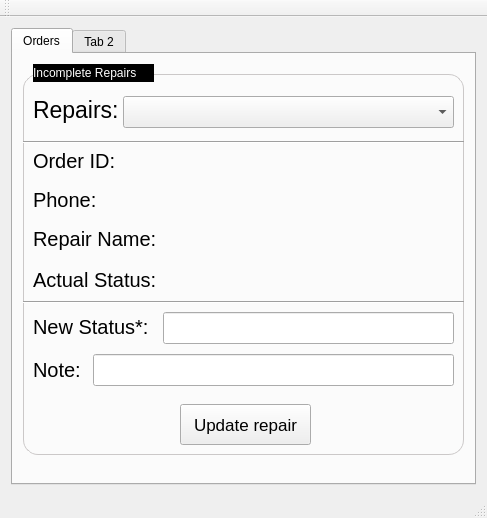
ChristopherCousin/PhoneShop, file TechnicianApp/mainwindow.ui: the form before one commit.
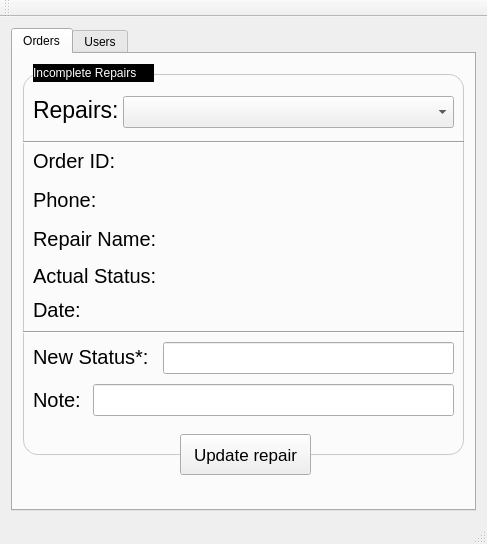
The form after the commit.

```diff
--- a/TechnicianApp/mainwindow.ui
+++ b/TechnicianApp/mainwindow.ui
@@ -7,7 +7,7 @@
     <x>0</x>
     <y>0</y>
     <width>487</width>
-    <height>518</height>
+    <height>544</height>
    </rect>
   </property>
   <property name="windowTitle">
@@ -158,7 +158,7 @@
         <property name="geometry">
          <rect>
           <x>10</x>
-          <y>240</y>
+          <y>270</y>
           <width>441</width>
           <height>16</height>
          </rect>
@@ -171,7 +171,7 @@
         <property name="geometry">
          <rect>
           <x>150</x>
-          <y>258</y>
+          <y>288</y>
           <width>291</width>
           <height>32</height>
          </rect>
@@ -181,7 +181,7 @@
         <property name="geometry">
          <rect>
           <x>20</x>
-          <y>210</y>
+          <y>206</y>
           <width>131</width>
           <height>31</height>
          </rect>
@@ -199,7 +199,7 @@
         <property name="geometry">
          <rect>
           <x>20</x>
-          <y>257</y>
+          <y>287</y>
           <width>121</width>
           <height>31</height>
          </rect>
@@ -217,7 +217,7 @@
         <property name="geometry">
          <rect>
           <x>80</x>
-          <y>300</y>
+          <y>330</y>
           <width>361</width>
           <height>32</height>
          </rect>
@@ -227,7 +227,7 @@
         <property name="geometry">
          <rect>
           <x>20</x>
-          <y>300</y>
+          <y>330</y>
           <width>61</width>
           <height>31</height>
          </rect>
@@ -245,7 +245,7 @@
         <property name="geometry">
          <rect>
           <x>167</x>
-          <y>350</y>
+          <y>380</y>
           <width>131</width>
           <height>41</height>
          </rect>
@@ -259,6 +259,24 @@
          <string>Update repair</string>
         </property>
        </widget>
+       <widget class="QLabel" name="label_10">
+        <property name="geometry">
+         <rect>
+          <x>20</x>
+          <y>240</y>
+          <width>51</width>
+          <height>31</height>
+         </rect>
+        </property>
+        <property name="font">
+         <font>
+          <pointsize>15</pointsize>
+         </font>
+        </property>
+        <property name="text">
+         <string>Date:</string>
+        </property>
+       </widget>
        <zorder>label_2</zorder>
        <zorder>label</zorder>
        <zorder>comboBox</zorder>
@@ -277,7 +295,7 @@
       </widget>
       <widget class="QWidget" name="tab_2">
        <attribute name="title">
-        <string>Tab 2</string>
+        <string>Users</string>
        </attribute>
       </widget>
      </widget>
```
Left out of the diff: 4 changed lines with no effect on the pictures.
